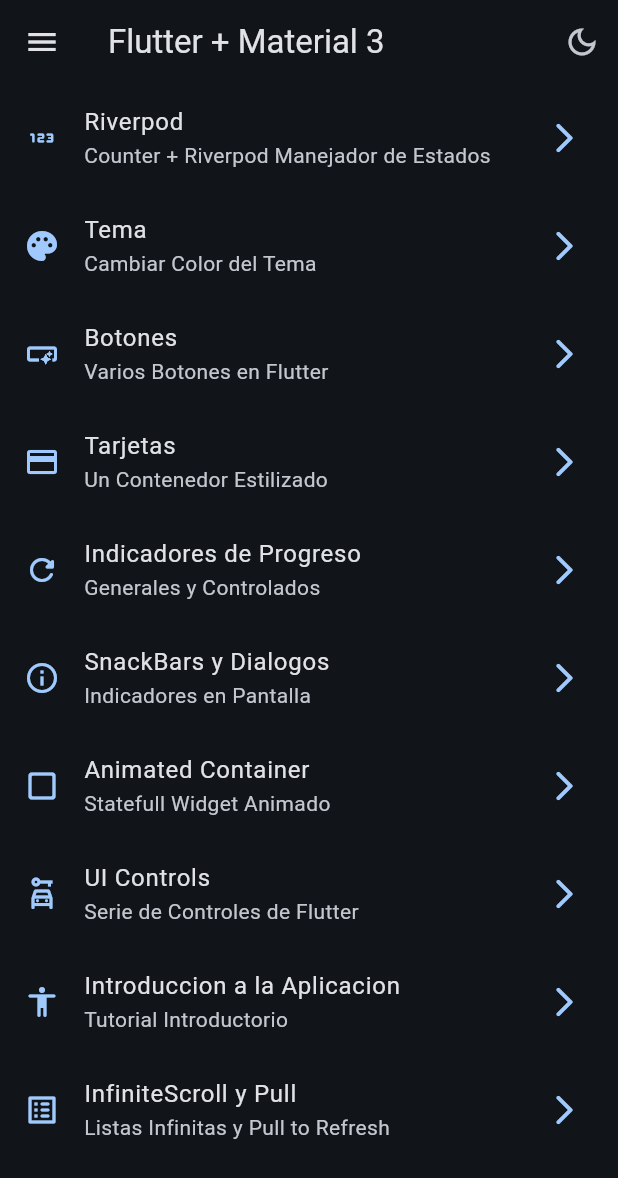
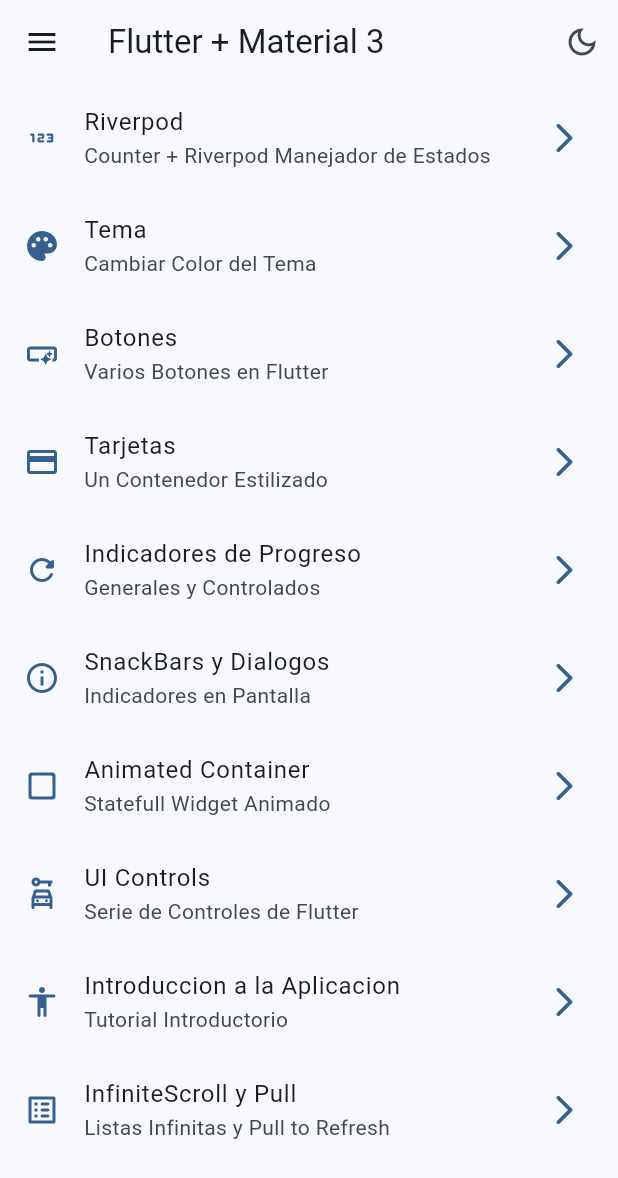
Before and after one commit to DiegoHCH/Widgets-App, a Flutter app: the screen it shows after launch, after a tap on the "light mode" icon, on a phone screen of 412 x 824 dp. Shown: the top 1178 px of the screen. Run offline on Flutter 3.47's test engine with Material 2 defaults, Android fonts, the phone set to English and light mode, and no system bars; our stand-ins replace animate_do, flutter_riverpod, go_router; network calls fail.

Commit message:
Riverpod StateNotifier

```diff
--- a/lib/main.dart
+++ b/lib/main.dart
@@ -18,13 +18,14 @@ class MyApp extends ConsumerWidget {
   @override
   Widget build(BuildContext context, ref) {
 
-    final selectedColor = ref.watch(selectedColorProvider);
-    final bool isDarkmode = ref.watch(isDarkmodeProvider);
+    //final selectedColor = ref.watch(selectedColorProvider);
+    //final bool isDarkmode = ref.watch(isDarkmodeProvider);
+    final AppTheme appTheme = ref.watch(themeNotifierProvider);
 
     return MaterialApp.router(
       title: 'Flutter Widgets',
       debugShowCheckedModeBanner: false,
-      theme: AppTheme(selectedColor: selectedColor, isDarkMode: isDarkmode).getTheme(),
+      theme: appTheme.getTheme(),
       routerConfig: appRouter,
     );
   }
--- a/lib/presentation/providers/theme_provider.dart
+++ b/lib/presentation/providers/theme_provider.dart
@@ -6,3 +6,13 @@ final isDarkmodeProvider = StateProvider((ref) => false);
 final colorListProvider = Provider((ref) => colorList);
 
 final selectedColorProvider = StateProvider((ref) => 0);
+
+final themeNotifierProvider = StateNotifierProvider<ThemeNotifier, AppTheme>(
+  (ref) => ThemeNotifier(),
+);
+
+class ThemeNotifier extends StateNotifier<AppTheme> {
+
+  ThemeNotifier(): super(AppTheme());
+
+}
```
